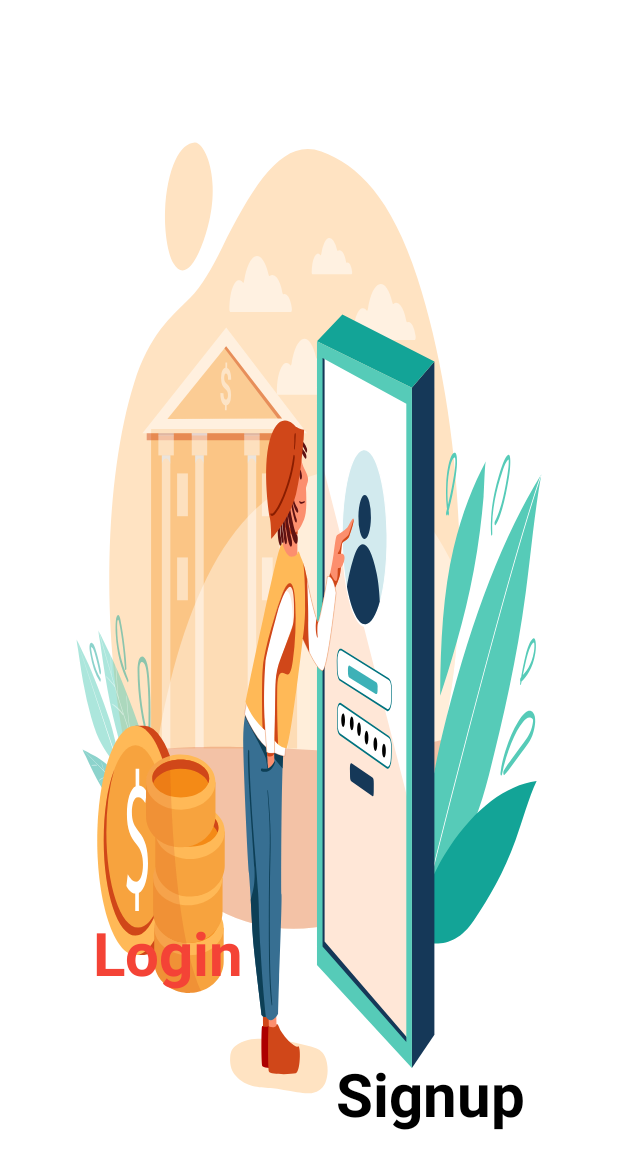
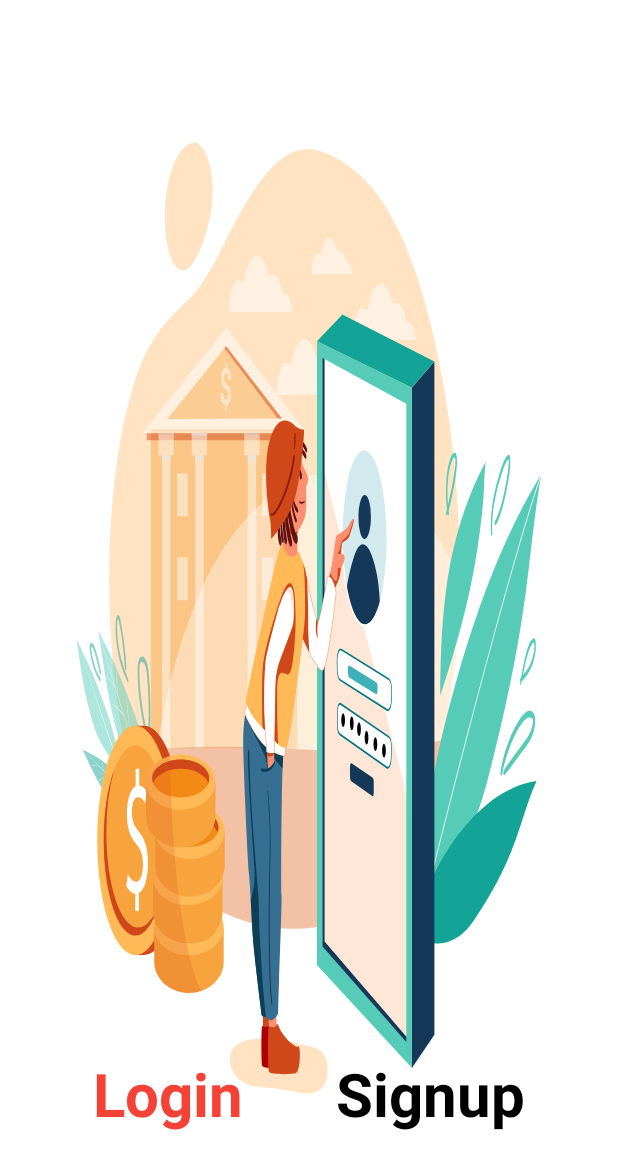
Before and after one commit to BharathKumar-99/KCL, an Android app: the screen it shows after launch (FirstPage), on a phone screen of 412 x 824 dp. Shown: the top 1169 px of the screen. Run offline under Robolectric (Android 15) with nearby library versions, the phone set to English and light mode, and no system bars.

```diff
--- a/app/src/main/java/com/adonaiitsolutions/kcl/SignupandSignin/FirstPage.java
+++ b/app/src/main/java/com/adonaiitsolutions/kcl/SignupandSignin/FirstPage.java
@@ -11,7 +11,7 @@ import com.adonaiitsolutions.kcl.SignupandSignin.Signin.Signin;
 import com.adonaiitsolutions.kcl.SignupandSignin.Signup.Signup;
 
 public class FirstPage extends AppCompatActivity {
-TextView login,sign,anomisly;
+TextView login,sign;
     @Override
     protected void onCreate(Bundle savedInstanceState) {
         super.onCreate(savedInstanceState);
@@ -19,21 +19,18 @@ TextView login,sign,anomisly;
 
         login=findViewById(R.id.loginf);
         sign=findViewById(R.id.signupf);
-        anomisly=findViewById(R.id.loginano);
+
 
         login.setOnClickListener(v->{
 
             startActivity(new Intent(this, Signin.class));
-            finishAffinity();
+
         });
         sign.setOnClickListener(v->{
 
             startActivity(new Intent(this, Signup.class));
-            finishAffinity();
+
         });
-        anomisly.setOnClickListener(v->{
 
-         //
-        });
     }
 }
--- a/app/src/main/res/layout/activity_first_page.xml
+++ b/app/src/main/res/layout/activity_first_page.xml
@@ -12,15 +12,15 @@
         android:id="@+id/loginf"
         android:layout_width="wrap_content"
         android:layout_height="wrap_content"
-        android:layout_marginTop="608dp"
+        android:layout_marginBottom="68dp"
         android:text="@string/login"
         android:textColor="#F44336"
         android:textSize="40sp"
         android:textStyle="bold"
+        app:layout_constraintBottom_toBottomOf="parent"
         app:layout_constraintEnd_toStartOf="@+id/signupf"
         app:layout_constraintHorizontal_bias="0.5"
-        app:layout_constraintStart_toStartOf="parent"
-        app:layout_constraintTop_toTopOf="parent" />
+        app:layout_constraintStart_toStartOf="parent" />
 
     <TextView
         android:id="@+id/signupf"
--- a/app/src/main/res/layout/activity_signin.xml
+++ b/app/src/main/res/layout/activity_signin.xml
@@ -27,10 +27,10 @@
         android:layout_marginTop="60dp"
         android:layout_marginEnd="32dp"
         android:background="@drawable/textback"
-        android:drawableLeft="@drawable/ic_baseline_local_phone_24"
+        android:drawableLeft="@drawable/ic_baseline_email_24"
         android:drawablePadding="5dp"
         android:ems="10"
-        android:hint="Phone Number"
+        android:hint="@string/email"
         android:inputType="textEmailAddress"
         android:padding="15dp"
         app:layout_constraintEnd_toEndOf="parent"
@@ -50,7 +50,7 @@
         android:drawablePadding="5dp"
         android:ems="10"
         android:hint="Password"
-        android:inputType="number"
+        android:inputType="textPassword"
         android:padding="15dp"
         app:layout_constraintEnd_toEndOf="parent"
         app:layout_constraintHorizontal_bias="0.0"
```
Also changed, not shown: app/build.gradle (+5 -14 lines), app/src/main/java/com/adonaiitsolutions/kcl/SignupandSignin/Signin/Signin.java (+10 -5 lines), app/src/main/res/layout/activity_signup.xml (+7 -6 lines).
